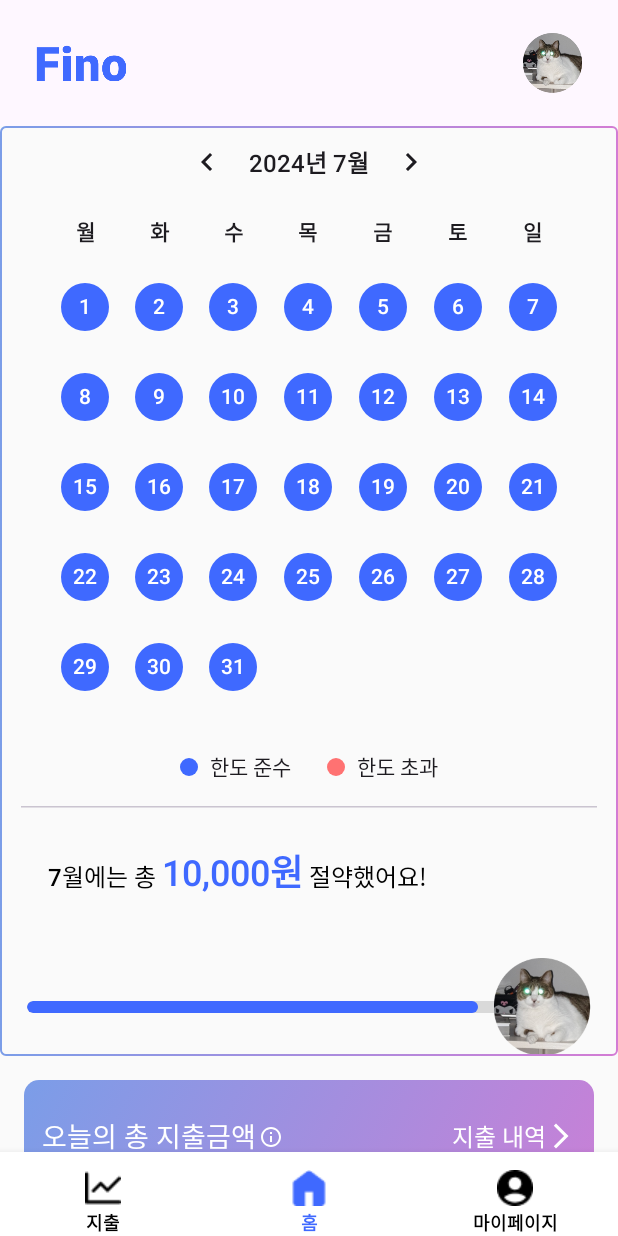
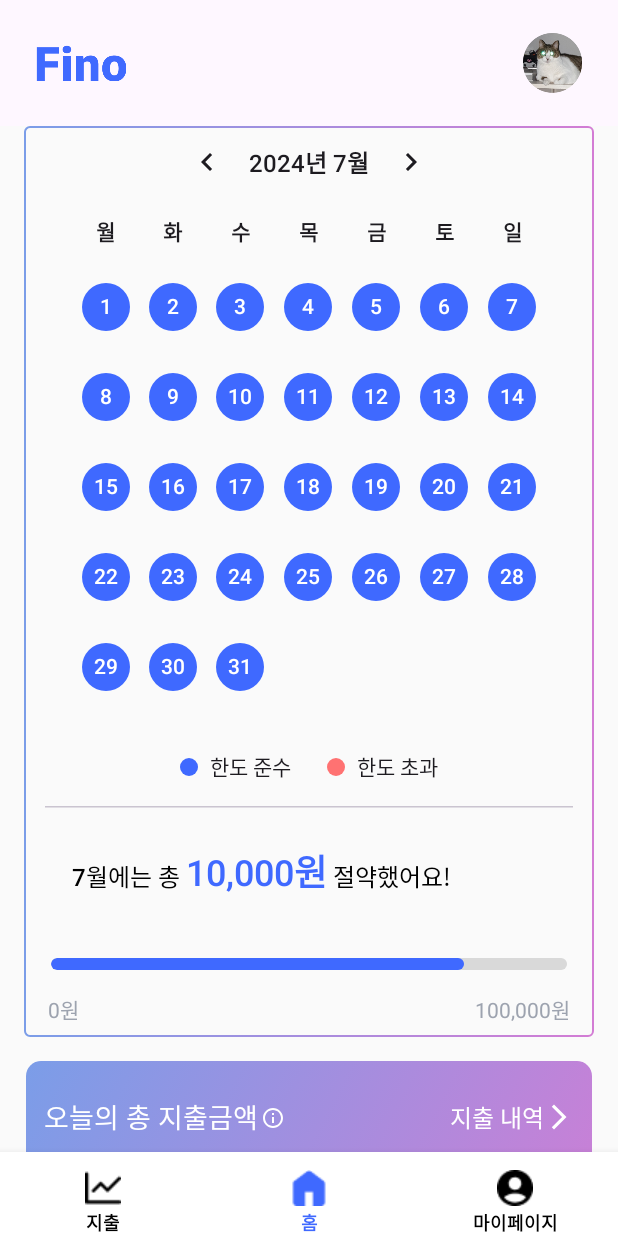
Before and after one commit to 2024-SIGNIEL/signiel-android, an Android app built with Jetpack Compose: the root screen opened through its navigation route, on a phone screen of 412 x 824 dp. Run offline under Robolectric (Android 15) with nearby library versions, the phone set to English and light mode, and no system bars; our stand-ins replace Room's generated code; Roboto replaces fonts that are not available here.

Commit message:
feat :: Home

```diff
--- a/app/src/main/java/com/seunghoon/generator/MainActivity.kt
+++ b/app/src/main/java/com/seunghoon/generator/MainActivity.kt
@@ -23,6 +23,7 @@
         super.onCreate(savedInstanceState)
         database =
             Room.databaseBuilder(applicationContext, SignielDatabase::class.java, "pay-database")
+                .fallbackToDestructiveMigration()
                 .build()
         setContent {
             WindowCompat.setDecorFitsSystemWindows(window, false)
--- a/app/src/main/java/com/seunghoon/generator/SignielDataBase.kt
+++ b/app/src/main/java/com/seunghoon/generator/SignielDataBase.kt
@@ -6,7 +6,7 @@
 import com.seunghoon.generator.entity.Pay
 
 @Database(
-    version = 1,
+    version = 2,
     entities = [Pay::class],
 )
 abstract class SignielDatabase : RoomDatabase() {
--- a/app/src/main/java/com/seunghoon/generator/entity/PayEntity.kt
+++ b/app/src/main/java/com/seunghoon/generator/entity/PayEntity.kt
@@ -12,9 +12,14 @@
     val year: String,
     val month: String,
     val day: String,
+    val category: PayCategory
 )
 
 enum class PayType(val value: String) {
     DEPOSIT("입금"),
     WITHDRAWAL("출금"),
 }
+
+enum class PayCategory(val value: String) {
+    LIFE("생활"),
+}
--- a/app/src/main/java/com/seunghoon/generator/feature/home/HomeScreen.kt
+++ b/app/src/main/java/com/seunghoon/generator/feature/home/HomeScreen.kt
@@ -40,6 +40,7 @@
 import androidx.compose.ui.platform.LocalContext
 import androidx.compose.ui.res.painterResource
 import androidx.compose.ui.text.SpanStyle
+import androidx.compose.ui.text.TextStyle
 import androidx.compose.ui.text.buildAnnotatedString
 import androidx.compose.ui.text.font.FontWeight
 import androidx.compose.ui.text.withStyle
@@ -79,7 +80,8 @@
     var last by remember { mutableIntStateOf(0) }
     val context = LocalContext.current
     val database =
-        Room.databaseBuilder(context, SignielDatabase::class.java, "pay-database").build()
+        Room.databaseBuilder(context, SignielDatabase::class.java, "pay-database")
+            .fallbackToDestructiveMigration().build()
     val todayPaid by animateIntAsState(
         targetValue = if (started) current
         else last,
@@ -117,7 +119,8 @@
         Column(
             modifier = Modifier
                 .background(Colors.Background_Gray)
-                .verticalScroll(rememberScrollState()),
+                .verticalScroll(rememberScrollState())
+                .padding(horizontal = 16.dp),
         ) {
             SignielCalendar {
                 Row(
@@ -205,13 +208,27 @@
                             )
                         }
                     }
-                    Row {
-                        Spacer(modifier = Modifier.fillMaxWidth(0.8f))
-                        Image(
-                            painter = painterResource(id = R.drawable.ic_profile),
-                            contentDescription = null,
+                }
+                Spacer(modifier = Modifier.height(16.dp))
+                Row(
+                    modifier = Modifier
+                        .fillMaxWidth()
+                        .padding(horizontal = 16.dp)
+                        .padding(bottom = 8.dp),
+                    horizontalArrangement = Arrangement.SpaceBetween,
+                ) {
+                    Text(
+                        text = "0원",
+                        style = TextStyle(
+                            color = Colors.Gray,
                         )
-                    }
+                    )
+                    Text(
+                        text = "100,000원",
+                        style = TextStyle(
+                            color = Colors.Gray,
+                        )
+                    )
                 }
             }
             Spacer(modifier = Modifier.height(16.dp))
@@ -264,7 +281,7 @@
     Column(
         modifier = Modifier
             .clip(RoundedCornerShape(10.dp))
-            .padding(horizontal = 16.dp)
+            .padding(horizontal = 1.dp)
             .background(
                 Brush.linearGradient(
                     listOf(
--- a/app/src/main/java/com/seunghoon/generator/feature/signin/SignInScreen.kt
+++ b/app/src/main/java/com/seunghoon/generator/feature/signin/SignInScreen.kt
@@ -97,7 +97,7 @@
         SignielButton(
             modifier = Modifier.padding(bottom = 16.dp),
             text = "다음",
-            isAbleClick = email.isNotBlank() && password.isNotBlank(),
+            //isAbleClick = email.isNotBlank() && password.isNotBlank(),
             onClick = {
                 navController.navigate(NavigationRoute.Main.ROOT)
                 /*CoroutineScope(Dispatchers.IO).launch {
--- a/app/src/main/java/com/seunghoon/generator/service/PaymentNotificationListenerService.kt
+++ b/app/src/main/java/com/seunghoon/generator/service/PaymentNotificationListenerService.kt
@@ -8,6 +8,7 @@
 import com.seunghoon.generator.SignielDatabase
 import com.seunghoon.generator.dao.PayDao
 import com.seunghoon.generator.entity.Pay
+import com.seunghoon.generator.entity.PayCategory
 import com.seunghoon.generator.entity.PayType
 import kotlinx.coroutines.CoroutineScope
 import kotlinx.coroutines.Dispatchers
@@ -29,7 +30,7 @@
             context = applicationContext,
             SignielDatabase::class.java,
             "pay-database"
-        ).build()
+        ).fallbackToDestructiveMigration().build()
     }
 
     private val payDao: PayDao by lazy {
@@ -75,6 +76,7 @@
                             year = current.year.toString(),
                             month = current.monthValue.toString(),
                             day = current.dayOfMonth.toString(),
+                            category = PayCategory.LIFE,
                         )
                     )
                 }
--- a/app/src/main/java/com/seunghoon/generator/ui/SignielCalendar.kt
+++ b/app/src/main/java/com/seunghoon/generator/ui/SignielCalendar.kt
@@ -89,7 +89,6 @@
 
     Column(
         modifier = modifier
-            .height(620.dp)
             .border(
                 width = 1.dp,
                 shape = RoundedCornerShape(4.dp),
```
Lines whose indentation alone changed are shown as unchanged.
